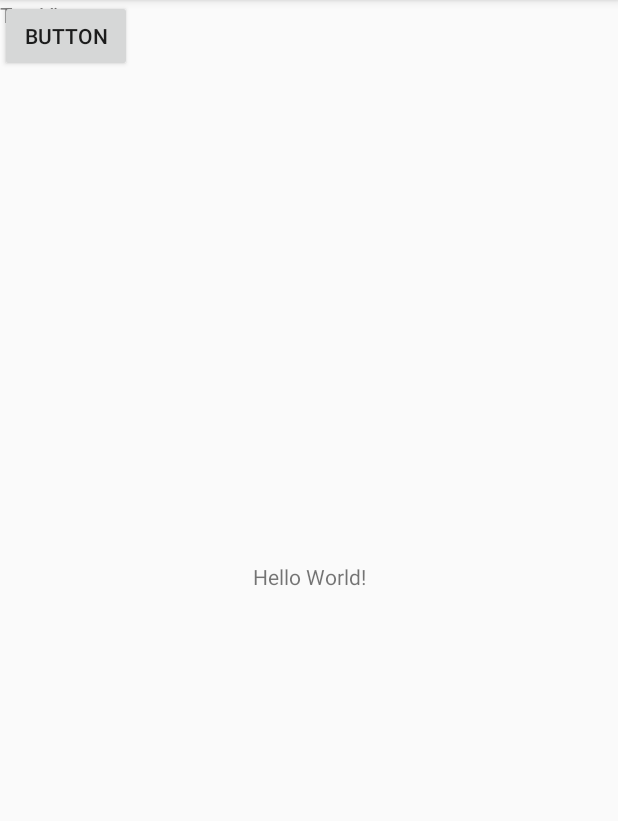
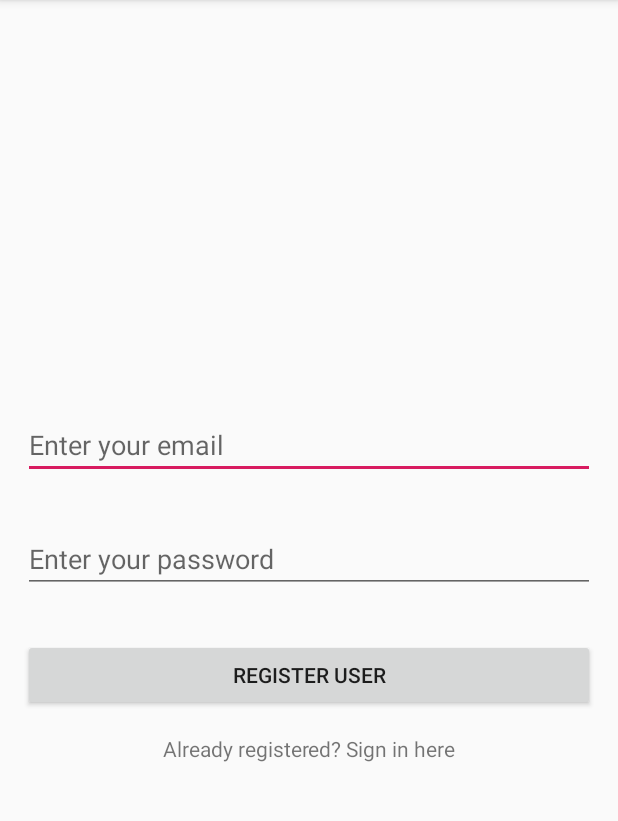
Before and after one commit to Ddaize/GoGreenLah, an Android app: the screen it shows after launch (MainActivity), on a phone screen of 412 x 824 dp, the part 84-905 px from its top. Run offline under Robolectric (Android 15) with nearby library versions, the light colour scheme and no system bars; our stand-ins replace Firebase (no records; nobody signed in at launch, a user with empty details on screens opened directly).

Commit message:
Updated to include firebase test

```diff
--- a/app/build.gradle
+++ b/app/build.gradle
@@ -23,6 +23,7 @@
     //noinspection GradleCompatible
     implementation 'com.android.support:appcompat-v7:28.0.0'
     implementation 'com.android.support.constraint:constraint-layout:1.1.3'
+    implementation 'com.google.firebase:firebase-auth:17.0.0'
     testImplementation 'junit:junit:4.12'
     androidTestImplementation 'com.android.support.test:runner:1.0.2'
     androidTestImplementation 'com.android.support.test.espresso:espresso-core:3.0.2'
--- a/app/src/main/AndroidManifest.xml
+++ b/app/src/main/AndroidManifest.xml
@@ -1,6 +1,8 @@
 <?xml version="1.0" encoding="utf-8"?>
 <manifest xmlns:android="http://schemas.android.com/apk/res/android"
     package="com.example.gogreenlah">
+
+    <uses-permission android:name="android.permission.INTERNET" />
 
     <application
         android:allowBackup="true"
@@ -9,6 +11,7 @@
         android:roundIcon="@mipmap/ic_launcher_round"
         android:supportsRtl="true"
         android:theme="@style/AppTheme">
+        <activity android:name=".SignUpActivity"></activity>
         <activity android:name=".MainActivity">
             <intent-filter>
                 <action android:name="android.intent.action.MAIN" />
--- a/app/src/main/java/com/example/gogreenlah/MainActivity.java
+++ b/app/src/main/java/com/example/gogreenlah/MainActivity.java
@@ -1,13 +1,99 @@
 package com.example.gogreenlah;
 
+import android.app.ProgressDialog;
+import android.support.annotation.NonNull;
 import android.support.v7.app.AppCompatActivity;
 import android.os.Bundle;
+import android.text.TextUtils;
+import android.view.View;
+import android.widget.Button;
+import android.widget.EditText;
+import android.widget.ProgressBar;
+import android.widget.TextView;
+import android.widget.Toast;
 
-public class MainActivity extends AppCompatActivity {
+import com.google.android.gms.tasks.OnCompleteListener;
+import com.google.android.gms.tasks.Task;
+import com.google.firebase.auth.AuthResult;
+import com.google.firebase.auth.FirebaseAuth;
+
+public class MainActivity extends AppCompatActivity implements View.OnClickListener {
+
+    private Button buttonRegister;
+    private EditText editTextEmail;
+    private EditText editTextPassword;
+    private TextView textViewSignIn;
+
+    private ProgressDialog progressDialog;
+
+    private FirebaseAuth firebaseAuth;
 
     @Override
     protected void onCreate(Bundle savedInstanceState) {
         super.onCreate(savedInstanceState);
         setContentView(R.layout.activity_main);
+
+        firebaseAuth = FirebaseAuth.getInstance();
+
+        progressDialog = new ProgressDialog(this);
+
+        buttonRegister = (Button) findViewById(R.id.buttonRegister);
+
+        editTextEmail = (EditText) findViewById(R.id.editTextEmail);
+        editTextPassword = (EditText) findViewById(R.id.editTextPassword);
+
+        textViewSignIn = (TextView) findViewById(R.id.textViewSignIn);
+
+        buttonRegister.setOnClickListener(this);
+        textViewSignIn.setOnClickListener(this);
+    }
+
+    private void registerUser() {
+        String email = editTextEmail.getText().toString().trim();
+        String password = editTextPassword.getText().toString().trim();
+
+        if (TextUtils.isEmpty(password)) {
+            //password is not entered
+            Toast.makeText(this, "Please enter your password", Toast.LENGTH_SHORT).show();
+            return;
+        }
+
+        if (TextUtils.isEmpty(email)) {
+            //if email is not entered
+            Toast.makeText(this, "Please enter your email", Toast.LENGTH_SHORT).show();
+            //Stop registering user
+            return;
+        }
+
+
+        //if validations are ok then proceed to register user
+        progressDialog.setMessage("Registering User...");
+        progressDialog.show();
+
+        firebaseAuth.createUserWithEmailAndPassword(email, password)
+                .addOnCompleteListener(this, new OnCompleteListener<AuthResult>() {
+                    @Override
+                    public void onComplete(@NonNull Task<AuthResult> task) {
+                        if (task.isSuccessful()) {
+                            //user has successfully registered and logged in
+                            //start profile activity
+                            Toast.makeText(MainActivity.this, "Registered successfully", Toast.LENGTH_SHORT).show();
+
+                        } else
+                            Toast.makeText(MainActivity.this, "Could not register", Toast.LENGTH_SHORT).show();
+                    }
+                });
+    }
+
+    @Override
+    public void onClick(View view) {
+        if (view == buttonRegister) {
+            registerUser();
+        }
+
+        if (view == textViewSignIn) {
+            //open login activity
+            Toast.makeText(this, "Try again", Toast.LENGTH_SHORT).show();
+        }
     }
 }
--- a/app/src/main/res/layout/activity_main.xml
+++ b/app/src/main/res/layout/activity_main.xml
@@ -6,29 +6,41 @@
     android:layout_height="match_parent"
     tools:context=".MainActivity">
 
-    <TextView
-        android:layout_width="wrap_content"
-        android:layout_height="wrap_content"
-        android:text="Hello World!"
-        app:layout_constraintBottom_toBottomOf="parent"
-        app:layout_constraintLeft_toLeftOf="parent"
-        app:layout_constraintRight_toRightOf="parent"
-        app:layout_constraintTop_toTopOf="parent" />
+    <LinearLayout
+        android:gravity="center_vertical"
+        android:orientation="vertical"
+        android:layout_width="match_parent"
+        android:layout_height="match_parent">
 
-    <Button
-        android:id="@+id/button2"
-        android:layout_width="wrap_content"
-        android:layout_height="wrap_content"
-        android:text="Button"
-        tools:layout_editor_absoluteX="167dp"
-        tools:layout_editor_absoluteY="229dp" />
+        <EditText
+            android:layout_margin="15dp"
+            android:inputType="textEmailAddress"
+            android:id="@+id/editTextEmail"
+            android:layout_width="match_parent"
+            android:layout_height="wrap_content"
+            android:hint="Enter your email" />
+        <EditText
+            android:layout_margin="15dp"
+            android:inputType="textPassword"
+            android:id="@+id/editTextPassword"
+            android:layout_width="match_parent"
+            android:layout_height="wrap_content"
+            android:hint="Enter your password" />
 
-    <TextView
-        android:id="@+id/textView"
-        android:layout_width="wrap_content"
-        android:layout_height="wrap_content"
-        android:text="TextView"
-        tools:layout_editor_absoluteX="148dp"
-        tools:layout_editor_absoluteY="528dp" />
+        <Button
+            android:layout_margin="15dp"
+            android:id="@+id/buttonRegister"
+            android:text="Register User"
+            android:layout_width="match_parent"
+            android:layout_height="wrap_content" />
 
+        <TextView
+            android:textAlignment="center"
+            android:text="Already registered? Sign in here"
+            android:id="@+id/textViewSignIn"
+            android:layout_width="match_parent"
+            android:layout_height="wrap_content" />
+
+
+    </LinearLayout>
 </android.support.constraint.ConstraintLayout>
```
Also changed, not shown: app/src/main/java/com/example/gogreenlah/SignUpActivity.java (added, +13 -0 lines), app/src/main/res/layout/activity_sign_up.xml (added, +9 -0 lines), 1 other file.
